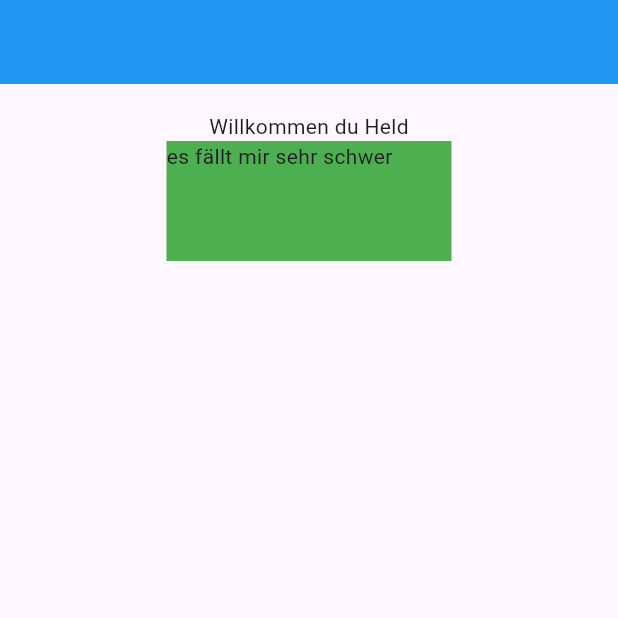
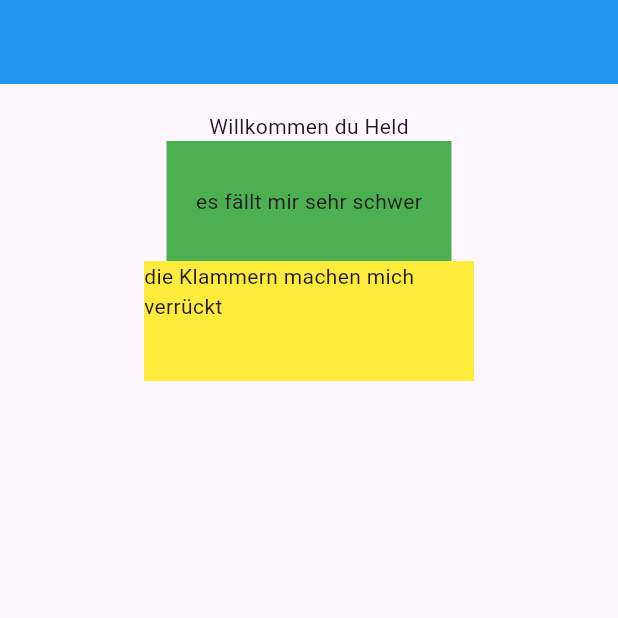
Before and after one commit to BastianErfurth/tasksheet_310325, a Flutter app: the screen it shows after launch, on a phone screen of 412 x 824 dp, the top half of it. Run offline on Flutter 3.47's test engine with Material 3 defaults, Android fonts, the phone set to English and light mode, and no system bars.

Commit message:
next steps

```diff
--- a/lib/main.dart
+++ b/lib/main.dart
@@ -19,11 +19,17 @@ class MainApp extends StatelessWidget {
             Column(
               children: [
                 Container(
-                  child: Text("es fällt mir sehr schwer"),
+                  child: Center(child: Text("es fällt mir sehr schwer")),
                   color: Colors.green,
                   height: 80,
                   width: 190,
                 ),
+                Container(
+                  child: Text("die Klammern machen mich verrückt"),
+                  color: Colors.yellow,
+                  height: 80,
+                  width: 220,
+                )
               ],
             )
           ],
```
